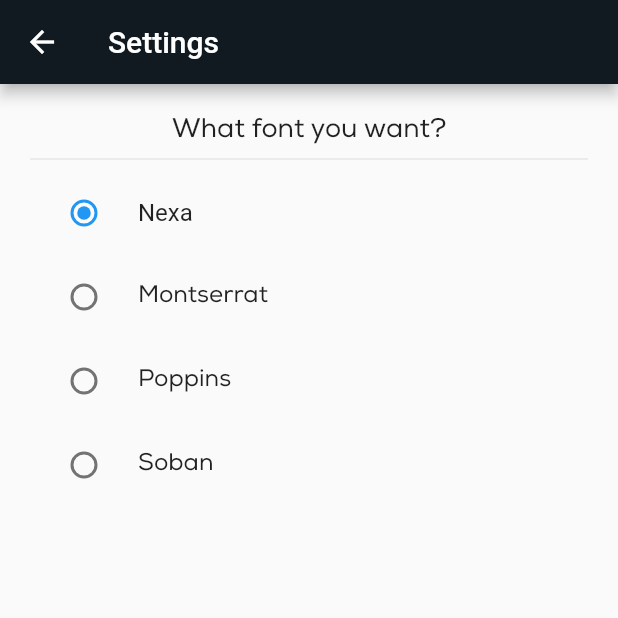
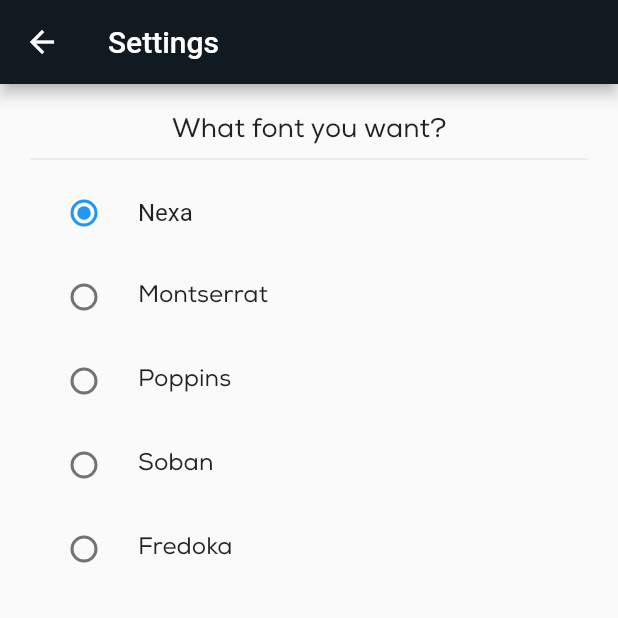
Before and after one commit to Akash-Manikandan/flutter_chat_app, a Flutter app: the Settings screen opened directly, after a tap on "Nexa", on a phone screen of 412 x 824 dp, the top half of it. Run offline on Flutter 3.47's test engine with Material 2 defaults, Android fonts, the phone set to English and light mode, and no system bars; our stand-ins replace flutter_svg, gap, readmore, shared_preferences, socket_io_client; missing offline and left inert: encrypt, jdenticon_dart, jumping_dot; accounts and stored records are empty.

Commit message:
pull code main settings

```diff
--- a/lib/settings/settings.dart
+++ b/lib/settings/settings.dart
@@ -1,5 +1,6 @@
 import 'package:flutter/material.dart';
 import 'package:flutter_chat_app/themecolors.dart';
+import 'package:shared_preferences/shared_preferences.dart';
 
 class Settings extends StatefulWidget {
   const Settings({super.key});
@@ -9,7 +10,12 @@ class Settings extends StatefulWidget {
 }
 
 class _SettingsState extends State<Settings> {
-  String gender = ThemeColors.fontFamily;
+  void savePreference(String family) async {
+    SharedPreferences prefs = await SharedPreferences.getInstance();
+    prefs.setString("fontFamily", family);
+  }
+
+  String fontFam = ThemeColors.fontFamily;
   @override
   Widget build(BuildContext context) {
     return Scaffold(
@@ -31,11 +37,12 @@ class _SettingsState extends State<Settings> {
             RadioListTile(
               title: const Text("Nexa"),
               value: "Nexa",
-              groupValue: gender,
+              groupValue: fontFam,
               onChanged: (value) {
                 setState(() {
-                  gender = value.toString();
-                  ThemeColors.fontFamily = gender;
+                  fontFam = value.toString();
+                  ThemeColors.fontFamily = fontFam;
+                  savePreference(fontFam);
                 });
               },
             ),
@@ -47,11 +54,12 @@ class _SettingsState extends State<Settings> {
                 ),
               ),
               value: "Montserrat",
-              groupValue: gender,
+              groupValue: fontFam,
               onChanged: (value) {
                 setState(() {
-                  gender = value.toString();
-                  ThemeColors.fontFamily = gender;
+                  fontFam = value.toString();
+                  ThemeColors.fontFamily = fontFam;
+                  savePreference(fontFam);
                 });
               },
             ),
@@ -63,14 +71,14 @@ class _SettingsState extends State<Settings> {
                 ),
               ),
               value: "Poppins",
-              groupValue: gender,
+              groupValue: fontFam,
               onChanged: (value) {
                 setState(() {
-                  gender = value.toString();
-                  ThemeColors.fontFamily = gender;
+                  fontFam = value.toString();
+                  ThemeColors.fontFamily = fontFam;
+                  savePreference(fontFam);
                 });
               },
-
             ),
             RadioListTile(
               title: Text(
@@ -80,11 +88,29 @@ class _SettingsState extends State<Settings> {
                 ),
               ),
               value: "Soban",
-              groupValue: gender,
+              groupValue: fontFam,
               onChanged: (value) {
                 setState(() {
-                  gender = value.toString();
-                  ThemeColors.fontFamily = gender;
+                  fontFam = value.toString();
+                  ThemeColors.fontFamily = fontFam;
+                  savePreference(fontFam);
+                });
+              },
+            ),
+            RadioListTile(
+              title: Text(
+                "Fredoka",
+                style: TextStyle(
+                  fontFamily: ThemeColors.fontFamily,
+                ),
+              ),
+              value: "Fredoka",
+              groupValue: fontFam,
+              onChanged: (value) {
+                setState(() {
+                  fontFam = value.toString();
+                  ThemeColors.fontFamily = fontFam;
+                  savePreference(fontFam);
                 });
               },
             ),
```
Also changed, not shown: lib/main.dart (+28 -2 lines).
